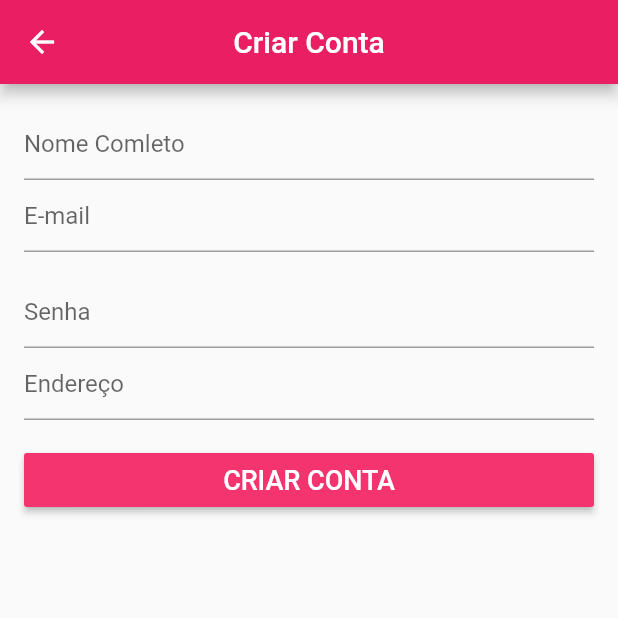
After one commit to AndreFSRamos/Flutter_Loja_virtual, a Flutter app: the LoginScreen screen opened directly, after a tap on "ENTRAR", after a tap on "CRIAR CONTA", on a phone screen of 412 x 824 dp, the top half of it. The commit adds this screen. Run offline on Flutter 3.47's test engine with Material 2 defaults, Android fonts, the phone set to English and light mode, and no system bars; our stand-ins replace carousel_slider, cloud_firestore, firebase_auth, firebase_core, transparent_image; accounts and stored records are empty; network calls fail.

Commit message:
06/06/2022
.

```diff
--- /dev/null
+++ b/lib/models/user_model.dart
@@ -0,0 +1,75 @@
+import 'dart:ui';
+import 'package:cloud_firestore/cloud_firestore.dart';
+import 'package:firebase_auth/firebase_auth.dart';
+import 'package:flutter/cupertino.dart';
+import 'package:scoped_model/scoped_model.dart';
+
+class UserModel extends Model {
+  final FirebaseAuth _auth = FirebaseAuth.instance;
+  // ignore: prefer_typing_uninitialized_variables
+  var firebaseuser;
+  // ignore: prefer_collection_literals
+  Map<String, dynamic> userdata = Map();
+
+  bool isLoading = false;
+
+  void singOut() async {
+    await _auth.signOut();
+    userdata = {};
+    firebaseuser = null;
+    notifyListeners();
+  }
+
+  void singUp(Map<String, dynamic> userdata, String pass,
+      VoidCallback onSuccess, VoidCallback onFail) async {
+    isLoading = true;
+    notifyListeners();
+
+    _auth
+        .createUserWithEmailAndPassword(
+            email: userdata["email"], password: pass)
+        .then((user) async {
+      firebaseuser = user;
+
+      await _saveUserData(userdata);
+
+      onSuccess();
+
+      isLoading = false;
+
+      notifyListeners();
+    }).catchError((error) {
+      onFail();
+      isLoading = false;
+      notifyListeners();
+    });
+  }
+
+  void singIn(String email, String pass, VoidCallback onSuccess,
+      VoidCallback onFacil) async {
+    isLoading = true;
+    notifyListeners();
+    _auth.signInWithEmailAndPassword(email: email, password: pass).then((user) {
+      firebaseuser = user;
+
+      onSuccess();
+      isLoading = false;
+      notifyListeners();
+    }).catchError((e) {
+      onFacil();
+      isLoading = false;
+      notifyListeners();
+    });
+  }
+
+  void recoverPass() {}
+
+  bool isLoadingIn() {
+    return firebaseuser != null;
+  }
+
+  Future _saveUserData(Map<String, dynamic> userData) async {
+    userdata = userData;
+    await FirebaseFirestore.instance.collection("users").doc().set(userData);
+  }
+}
--- /dev/null
+++ b/lib/screens/login_screen.dart
@@ -0,0 +1,131 @@
+// ignore_for_file: deprecated_member_use
+
+import 'package:flutter/material.dart';
+import 'package:loja_uzzubiju/models/user_model.dart';
+import 'package:loja_uzzubiju/screens/singup_screen.dart';
+import 'package:scoped_model/scoped_model.dart';
+
+class LoginScreen extends StatefulWidget {
+  const LoginScreen({Key? key}) : super(key: key);
+
+  @override
+  State<LoginScreen> createState() => _LoginScreenState();
+}
+
+class _LoginScreenState extends State<LoginScreen> {
+  final _formKey = GlobalKey<FormState>();
+
+  final _emailController = TextEditingController();
+  final _passController = TextEditingController();
+  final _scafoldKey = GlobalKey<ScaffoldState>();
+
+  @override
+  Widget build(BuildContext context) {
+    return Scaffold(
+      key: _scafoldKey,
+      appBar: AppBar(
+        title: const Text("ENTRAR"),
+        centerTitle: true,
+        actions: [
+          FlatButton(
+            child: const Text(
+              "CRIAR CONTA",
+              style: TextStyle(fontSize: 16),
+            ),
+            textColor: Colors.white,
+            onPressed: () {
+              Navigator.of(context).pushReplacement(
+                MaterialPageRoute(builder: (context) => const SingUpScreen()),
+              );
+            },
+          ),
+        ],
+      ),
+      body: ScopedModelDescendant<UserModel>(
+        builder: (context, child, model) {
+          if (model.isLoading) {
+            return const Center(
+              child: CircularProgressIndicator(),
+            );
+          } else {
+            return Form(
+              key: _formKey,
+              child: ListView(
+                padding: const EdgeInsets.all(16),
+                children: [
+                  TextFormField(
+                    controller: _emailController,
+                    decoration: const InputDecoration(
+                      hintText: "E-mail",
+                    ),
+                    keyboardType: TextInputType.emailAddress,
+                    validator: (text) {
+                      if (text!.isEmpty || !text.contains("@")) {
+                        return "E-mail Invalido";
+                      }
+                      return null;
+                    },
+                  ),
+                  const SizedBox(
+                    height: 16,
+                  ),
+                  TextFormField(
+                    controller: _passController,
+                    decoration: const InputDecoration(
+                      hintText: "Senha",
+                    ),
+                    obscureText: true,
+                    validator: (text) {
+                      if (text!.isEmpty || text.length < 6) {
+                        return "Senha invalida";
+                      }
+                      return null;
+                    },
+                  ),
+                  Align(
+                    alignment: Alignment.centerRight,
+                    child: FlatButton(
+                      onPressed: () {},
+                      child: const Text(
+                        "Esqueci minha senha!",
+                        textAlign: TextAlign.right,
+                      ),
+                      padding: const EdgeInsets.all(0),
+                    ),
+                  ),
+                  const SizedBox(height: 16),
+                  RaisedButton(
+                    onPressed: () {
+                      if (_formKey.currentState!.validate()) {}
+
+                      model.singIn(_emailController.text, _passController.text,
+                          _onSuccess, _onFail);
+                    },
+                    child: const Text(
+                      "ENTRAR",
+                      style: TextStyle(fontSize: 18),
+                    ),
+                    textColor: Colors.white,
+                    color: Theme.of(context).primaryColor,
+                  ),
+                ],
+              ),
+            );
+          }
+        },
+      ),
+    );
+  }
+
+  void _onSuccess() {
+    Navigator.of(context).pop();
+  }
+
+  void _onFail() {
+    _scafoldKey.currentState!.showSnackBar(const SnackBar(
+      content: Text("Falha ao Logar"),
+      backgroundColor: Colors.redAccent,
+      duration: Duration(seconds: 2),
+    ));
+  }
+}
--- /dev/null
+++ b/lib/screens/singup_screen.dart
@@ -0,0 +1,140 @@
+// ignore_for_file: deprecated_member_use
+
+import 'package:flutter/material.dart';
+import 'package:loja_uzzubiju/models/user_model.dart';
+import 'package:scoped_model/scoped_model.dart';
+
+class SingUpScreen extends StatefulWidget {
+  const SingUpScreen({Key? key}) : super(key: key);
+
+  @override
+  State<SingUpScreen> createState() => _SingUpScreenState();
+}
+
+class _SingUpScreenState extends State<SingUpScreen> {
+  final _formKey = GlobalKey<FormState>();
+  final _nameController = TextEditingController();
+  final _emailController = TextEditingController();
+  final _passController = TextEditingController();
+  final _addressController = TextEditingController();
+  final _scafoldKey = GlobalKey<ScaffoldState>();
+
+  @override
+  Widget build(BuildContext context) {
+    return Scaffold(
+      key: _scafoldKey,
+      appBar: AppBar(
+        title: const Text("Criar Conta"),
+        centerTitle: true,
+      ),
+      body: ScopedModelDescendant<UserModel>(builder: (context, child, model) {
+        if (model.isLoading) {
+          return const Center(
+            child: CircularProgressIndicator(),
+          );
+        }
+        return Form(
+          key: _formKey,
+          child: ListView(
+            padding: const EdgeInsets.all(16),
+            children: [
+              TextFormField(
+                controller: _nameController,
+                decoration: const InputDecoration(
+                  hintText: "Nome Comleto",
+                ),
+                validator: (text) {
+                  if (text!.isEmpty) {
+                    return "Nome Invalido";
+                  }
+                  return null;
+                },
+              ),
+              TextFormField(
+                controller: _emailController,
+                decoration: const InputDecoration(
+                  hintText: "E-mail",
+                ),
+                keyboardType: TextInputType.emailAddress,
+                validator: (text) {
+                  if (text!.isEmpty || !text.contains("@")) {
+                    return "E-mail Invalido";
+                  }
+                  return null;
+                },
+              ),
+              const SizedBox(
+                height: 16,
+              ),
+              TextFormField(
+                controller: _passController,
+                decoration: const InputDecoration(
+                  hintText: "Senha",
+                ),
+                obscureText: true,
+                validator: (text) {
+                  if (text!.isEmpty || text.length < 6) {
+                    return "Senha invalida";
+                  }
+                  return null;
+                },
+              ),
+              TextFormField(
+                controller: _addressController,
+                decoration: const InputDecoration(
+                  hintText: "Endereço",
+                ),
+                validator: (text) {
+                  if (text!.isEmpty) {
+                    return "Endereço Invalido";
+                  }
+                  return null;
+                },
+              ),
+              const SizedBox(height: 16),
+              RaisedButton(
+                onPressed: () {
+                  Map<String, dynamic> userdata = {
+                    "name": _nameController.text,
+                    "email": _emailController.text,
+                    "address": _addressController.text,
+                  };
+
+                  if (_formKey.currentState!.validate()) {
+                    model.singUp(
+                        userdata, _passController.text, _onSuccess, _onFail);
+                  }
+                },
+                child: const Text(
+                  "CRIAR CONTA",
+                  style: TextStyle(fontSize: 18),
+                ),
+                textColor: Colors.white,
+                color: Theme.of(context).primaryColor,
+              ),
+            ],
+          ),
+        );
+      }),
+    );
+  }
+
+  void _onSuccess() {
+    _scafoldKey.currentState!.showSnackBar(SnackBar(
+      content: const Text("Usuario criado com sucesso!"),
+      backgroundColor: Theme.of(context).primaryColor,
+      duration: const Duration(seconds: 2),
+    ));
+    Future.delayed(const Duration(seconds: 2)).then((__) {
+      Navigator.of(context).pop();
+    });
+  }
+
+  void _onFail() {
+    _scafoldKey.currentState!.showSnackBar(const SnackBar(
+      content: Text("Falha ao cria usuário!"),
+      backgroundColor: Colors.redAccent,
+      duration: Duration(seconds: 2),
+    ));
+  }
+}
--- a/pubspec.yaml
+++ b/pubspec.yaml
@@ -36,7 +36,7 @@ dependencies:
   flutter_staggered_grid_view: ^0.6.1
   cloud_firestore: ^3.1.17
   transparent_image: ^2.0.0
-  scoped_model: ^1.1.0
+  scoped_model: ^2.0.0-nullsafety.0
   firebase_auth: ^3.3.19
   url_launcher: ^6.1.2
   font_awesome_flutter: ^10.1.0
```
Also changed, not shown: lib/main.dart (+8 -2 lines), lib/widgets/custon_drawer.dart (+27 -7 lines), pubspec.lock.
